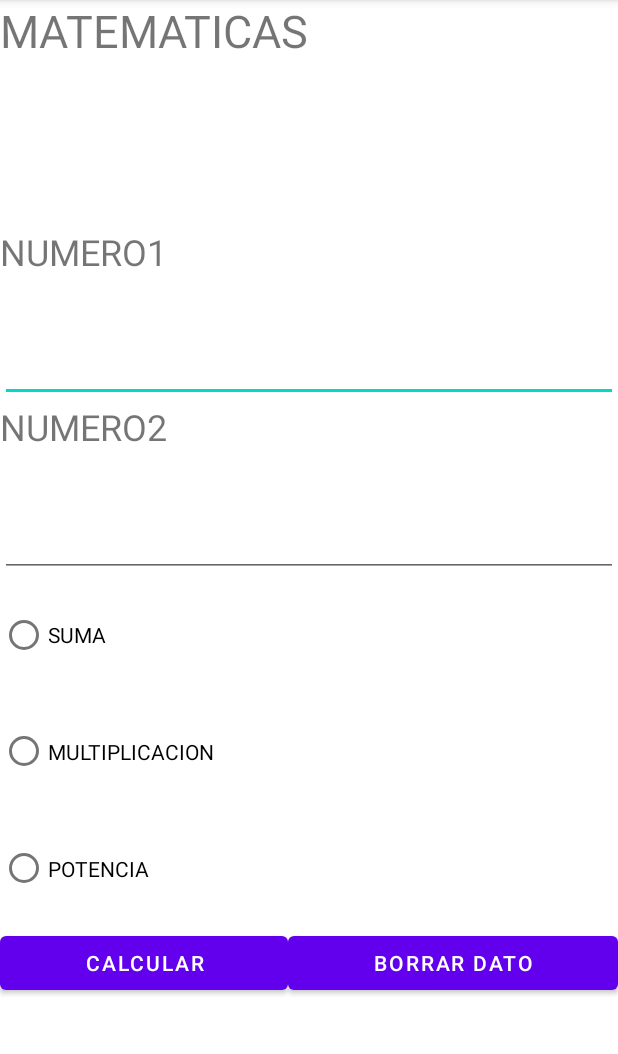
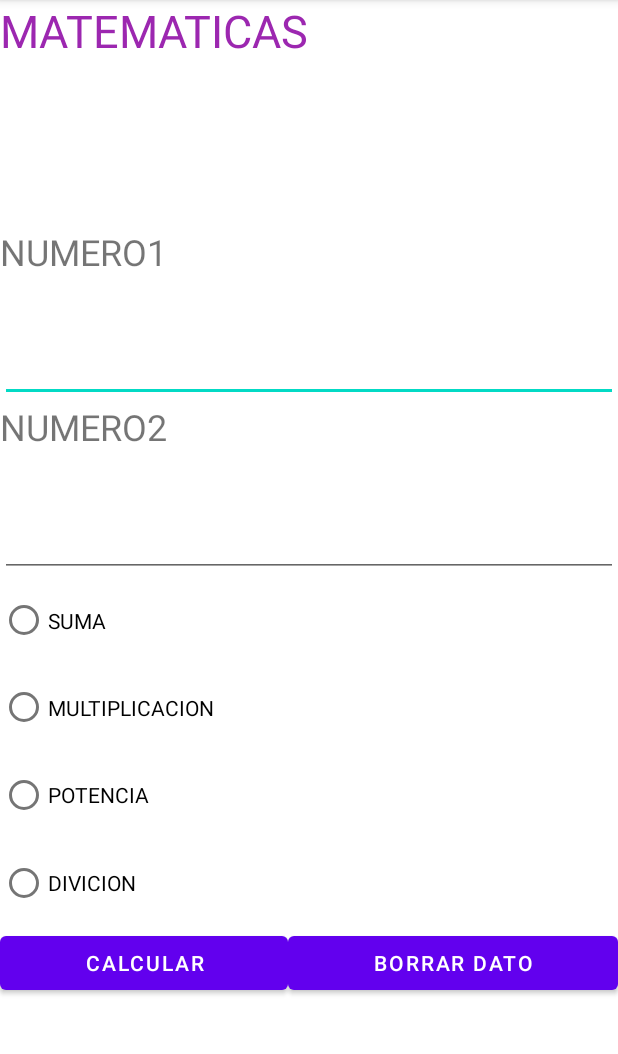
Before and after one commit to JonierJimenez/TallerUnimagUno_APP, an Android app: the HomeActivity screen opened directly, with no data from a screen before it, after a tap on "MATEMATICAS", on a phone screen of 412 x 824 dp, the part 84-1138 px from its top. Run offline under Robolectric (Android 15) with nearby library versions, the phone set to English and light mode, and no system bars.

```diff
--- a/app/src/main/java/com/example/tallerunimaguno/HomeActivity.java
+++ b/app/src/main/java/com/example/tallerunimaguno/HomeActivity.java
@@ -46,7 +46,7 @@ public class HomeActivity extends AppCompatActivity implements View.OnClickListe
     public void onClick(View v) {
         switch (v.getId()){
             case R.id.btnMatematicas:
-                Toast.makeText(getApplicationContext(),"cacua marica",Toast.LENGTH_LONG).show();
+
                 Intent i = new Intent(getApplicationContext(),MatematicasActivity.class);
                 startActivity(i);
                 break;
--- a/app/src/main/java/com/example/tallerunimaguno/MatematicasActivity.java
+++ b/app/src/main/java/com/example/tallerunimaguno/MatematicasActivity.java
@@ -55,6 +55,9 @@ public class MatematicasActivity extends AppCompatActivity implements View.OnCli
                         case R.id.rbtPotencia:
                             Toast.makeText(getApplicationContext(),"La potencia es"+ Math.pow(num1,num2),Toast.LENGTH_LONG).show();
                             break;
+
+                        case R.id.rbtDivi: Toast.makeText(getApplicationContext(),"la division es "+ (num1/num2),Toast.LENGTH_LONG).show();
+                            break;
                     }//switch
                 }else{
                     Toast.makeText(getApplicationContext(),"no valido",Toast.LENGTH_LONG).show();
--- a/app/src/main/res/layout/activity_matematicas.xml
+++ b/app/src/main/res/layout/activity_matematicas.xml
@@ -17,7 +17,9 @@
             android:id="@+id/textView3"
             android:layout_width="match_parent"
             android:layout_height="wrap_content"
+            android:shadowColor="#673AB7"
             android:text="@string/matematicas"
+            android:textColor="#9C27B0"
             android:textSize="30sp" />
     </LinearLayout>
 
@@ -91,6 +93,13 @@
                 android:layout_height="wrap_content"
                 android:layout_weight="1"
                 android:text="@string/potencia" />
+
+            <RadioButton
+                android:id="@+id/rbtDivi"
+                android:layout_width="match_parent"
+                android:layout_height="wrap_content"
+                android:layout_weight="1"
+                android:text="DIVICION" />
         </RadioGroup>
     </LinearLayout>
 
```
